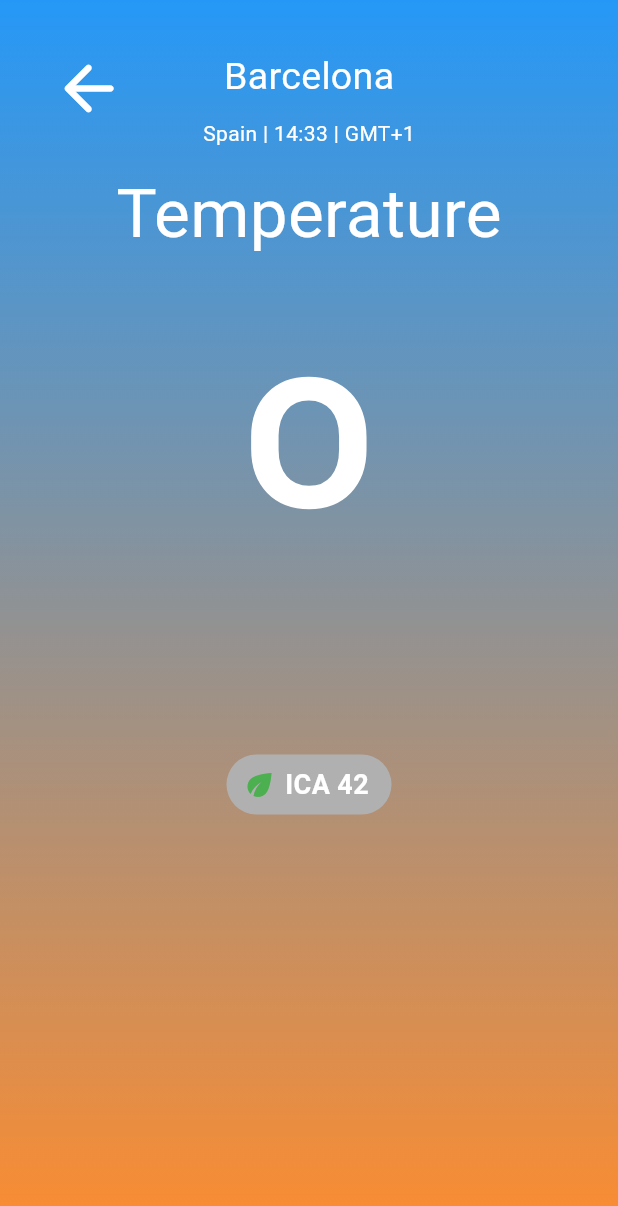
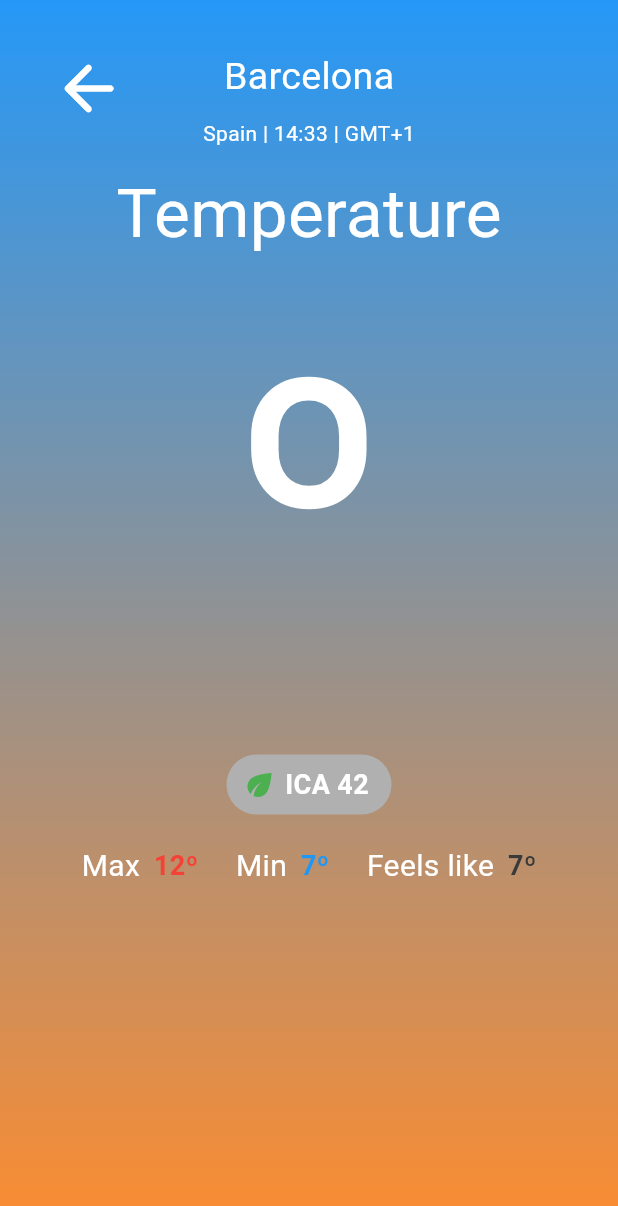
Before and after one commit to Joeltecke25/Weather_App_Viktoria_Games, a Flutter app: the TempScreen screen opened directly with empty values, on a phone screen of 412 x 824 dp. Shown: the top 1206 px of the screen. Run offline on Flutter 3.47's test engine with Material 3 defaults, Android fonts, the phone set to English and light mode, and no system bars; network calls fail.

Commit message:
Max Min Feels Like on Screen

```diff
--- a/weather_application/weather_application/lib/screens/temperature_screen.dart
+++ b/weather_application/weather_application/lib/screens/temperature_screen.dart
@@ -2,6 +2,8 @@ import 'package:flutter/material.dart';
 import 'package:weather_application/widgets/localization_info.dart';
 import 'package:weather_application/widgets/back_button.dart';
 import 'package:weather_application/widgets/ica_box.dart';
+import 'package:weather_application/widgets/temperature_info.dart';
+
 
 class TempScreen extends StatelessWidget {
   final Map<String, dynamic>? weatherData;
@@ -68,6 +70,17 @@ class TempScreen extends StatelessWidget {
                   style: numberTextStyle,
                 ),
                 const IcaWidget(),
+                const SizedBox(height: 20),
+                const Row(
+                  mainAxisAlignment: MainAxisAlignment.center,
+                  children: [
+                    InfoRow('Max ', '12º', Colors.white, Colors.red),
+                    SizedBox(width: 25),
+                    InfoRow('Min ', '7º', Colors.white, Colors.blue),
+                    SizedBox(width: 25),
+                    InfoRow('Feels like ', '7º', Colors.white, Color.fromARGB(255, 58, 58, 58)),
+                  ],
+                ),
               ],
             ),
           ),
--- a/weather_application/weather_application/lib/widgets/temperature_info.dart
+++ b/weather_application/weather_application/lib/widgets/temperature_info.dart
@@ -14,12 +14,19 @@ class InfoRow extends StatelessWidget {
       children: [
         Text(
           label,
-          style: TextStyle(color: labelColor, fontSize: 18),
+          style: TextStyle(
+            color: labelColor,
+            fontSize: 20
+          ),
         ),
         const SizedBox(width: 4),
         Text(
           value,
-          style: TextStyle(color: valueColor, fontSize: 18),
+          style: TextStyle(
+            color: valueColor,
+            fontWeight: FontWeight.bold,
+            fontSize: 18
+          ),
         ),
       ],
     );
```
